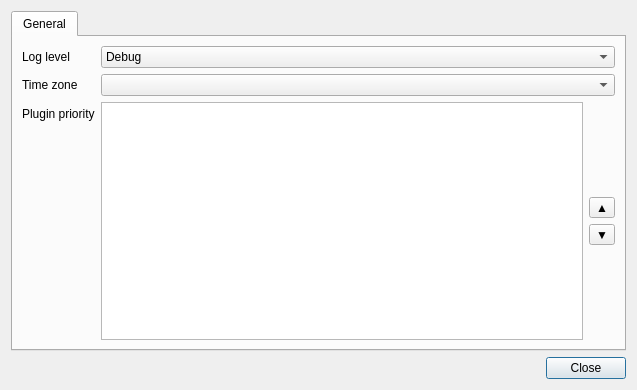
This is src/ui/OptionsWindow.ui in MakeICT/event-creator as Qt 5 draws it before an edit. The edited form follows.
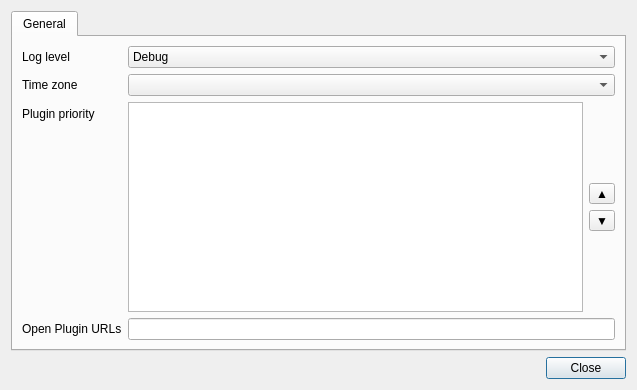
This is the edited form.

Commit message: Various improvements 	-add ability to directly post Meetup events 	-add text descriptions of authorizations, prices, etc. for easier posting 	-add confirmation dialog when posting 	-remove authorizations checkbox from targets; process automatically

```diff
--- a/src/ui/OptionsWindow.ui
+++ b/src/ui/OptionsWindow.ui
@@ -181,6 +181,16 @@
          </item>
         </widget>
        </item>
+       <item row="3" column="1">
+        <widget class="QLineEdit" name="OpenPluginURLs"/>
+       </item>
+       <item row="3" column="0">
+        <widget class="QLabel" name="label_3">
+         <property name="text">
+          <string>Open Plugin URLs</string>
+         </property>
+        </widget>
+       </item>
       </layout>
      </widget>
     </widget>
```
The commit also changes 7 other files.
